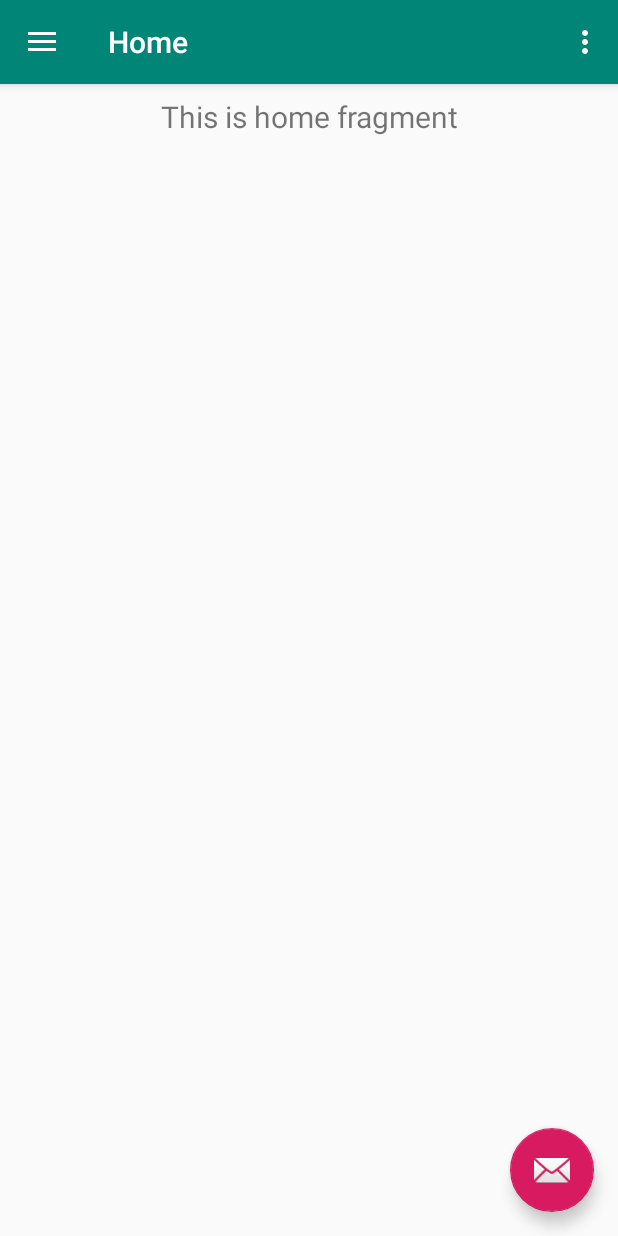
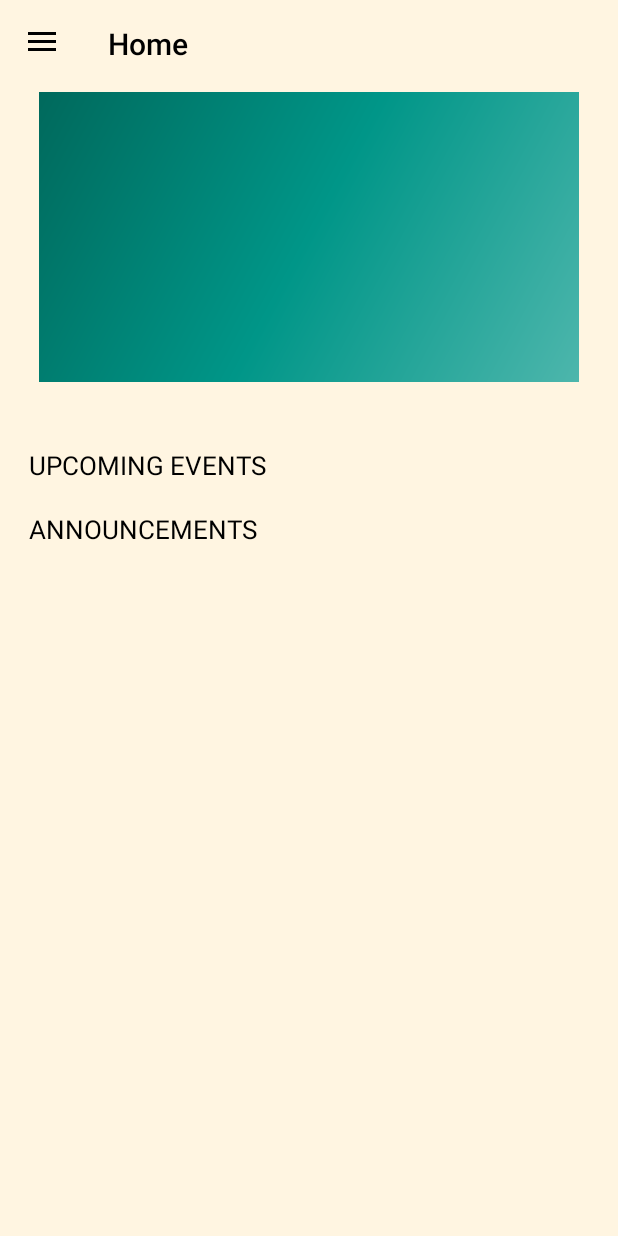
Before and after one commit to vineeth-vk11/ATMOS, an Android app: the screen it shows after launch (MainActivity), on a phone screen of 412 x 824 dp. Run offline under Robolectric (Android 15) with nearby library versions, the phone set to English and light mode, and no system bars; our stand-ins replace navigation-ui.

Commit message:
Added two recycler views for upcoming events and announcements on home screen along with image view

```diff
--- a/app/build.gradle
+++ b/app/build.gradle
@@ -5,7 +5,7 @@ android {
     buildToolsVersion "29.0.2"
     defaultConfig {
         applicationId "com.example.atmos"
-        minSdkVersion 22
+        minSdkVersion 23
         targetSdkVersion 29
         versionCode 1
         versionName "1.0"
@@ -27,8 +27,9 @@ dependencies {
     implementation 'androidx.constraintlayout:constraintlayout:1.1.3'
     implementation 'androidx.navigation:navigation-fragment:2.1.0'
     implementation 'androidx.navigation:navigation-ui:2.1.0'
-    implementation 'androidx.lifecycle:lifecycle-extensions:2.0.0'
+    implementation 'androidx.lifecycle:lifecycle-extensions:2.1.0'
     testImplementation 'junit:junit:4.12'
     androidTestImplementation 'androidx.test:runner:1.2.0'
     androidTestImplementation 'androidx.test.espresso:espresso-core:3.2.0'
+    implementation "androidx.recyclerview:recyclerview:1.0.0"
 }
--- a/app/src/main/AndroidManifest.xml
+++ b/app/src/main/AndroidManifest.xml
@@ -12,6 +12,7 @@
         <activity
             android:name=".MainActivity"
             android:label="@string/app_name"
+            android:screenOrientation="portrait"
             android:theme="@style/AppTheme.NoActionBar">
             <intent-filter>
                 <action android:name="android.intent.action.MAIN" />
--- a/app/src/main/java/com/example/atmos/MainActivity.java
+++ b/app/src/main/java/com/example/atmos/MainActivity.java
@@ -31,14 +31,7 @@ public class MainActivity extends AppCompatActivity {
         setContentView(R.layout.activity_main);
         Toolbar toolbar = findViewById(R.id.toolbar);
         setSupportActionBar(toolbar);
-        FloatingActionButton fab = findViewById(R.id.fab);
-        fab.setOnClickListener(new View.OnClickListener() {
-            @Override
-            public void onClick(View view) {
-                Snackbar.make(view, "Replace with your own action", Snackbar.LENGTH_LONG)
-                        .setAction("Action", null).show();
-            }
-        });
+
         DrawerLayout drawer = findViewById(R.id.drawer_layout);
         NavigationView navigationView = findViewById(R.id.nav_view);
         // Passing each menu ID as a set of Ids because each
@@ -54,13 +47,6 @@ public class MainActivity extends AppCompatActivity {
     }
 
     @Override
-    public boolean onCreateOptionsMenu(Menu menu) {
-        // Inflate the menu; this adds items to the action bar if it is present.
-        getMenuInflater().inflate(R.menu.main, menu);
-        return true;
-    }
-
-    @Override
     public boolean onSupportNavigateUp() {
         NavController navController = Navigation.findNavController(this, R.id.nav_host_fragment);
         return NavigationUI.navigateUp(navController, mAppBarConfiguration)
--- /dev/null
+++ b/app/src/main/java/com/example/atmos/ui/home/EventAdapter.java
@@ -0,0 +1,64 @@
+package com.example.atmos.ui.home;
+
+import android.content.Context;
+import android.text.Layout;
+import android.view.LayoutInflater;
+import android.view.View;
+import android.view.ViewGroup;
+import android.widget.TextView;
+
+import androidx.annotation.NonNull;
+import androidx.recyclerview.widget.RecyclerView;
+
+import com.example.atmos.R;
+
+import org.w3c.dom.Text;
+
+import java.util.ArrayList;
+
+class EventAdapter extends RecyclerView.Adapter<EventAdapter.ViewHolder> {
+
+    private ArrayList<Event> mEvents;
+
+    EventAdapter(ArrayList<Event> events) {
+        mEvents = events;
+    }
+
+    @NonNull
+    @Override
+    public ViewHolder onCreateViewHolder(@NonNull ViewGroup parent, int viewType) {
+        LayoutInflater inflater = LayoutInflater.from(parent.getContext());
+
+        View eventView = inflater.inflate(R.layout.list_item_upcomming_events, parent, false);
+
+        ViewHolder viewHolder = new ViewHolder(eventView);
+        return viewHolder;
+    }
+
+    @Override
+    public void onBindViewHolder(@NonNull ViewHolder holder, int position) {
+        Event curEvent = mEvents.get(position);
+        TextView eventName = holder.eventName;
+        TextView eventDateAndTime = holder.eventDateAndTime;
+        eventName.setText(curEvent.getEventName());
+        eventDateAndTime.setText(curEvent.getEventDateAndTime());
+    }
+
+    @Override
+    public int getItemCount() {
+        return mEvents.size();
+    }
+
+    class ViewHolder extends RecyclerView.ViewHolder {
+        TextView eventName;
+        TextView eventDateAndTime;
+
+        public ViewHolder(View itemView) {
+            super(itemView);
+            eventName = itemView.findViewById(R.id.event_primary_header_text_view);
+            eventDateAndTime = itemView.findViewById(R.id.event_secondary_header_text_view);
+        }
+
+    }
+
+}
--- a/app/src/main/java/com/example/atmos/ui/home/HomeFragment.java
+++ b/app/src/main/java/com/example/atmos/ui/home/HomeFragment.java
@@ -11,8 +11,12 @@ import androidx.annotation.NonNull;
 import androidx.fragment.app.Fragment;
 import androidx.lifecycle.Observer;
 import androidx.lifecycle.ViewModelProviders;
+import androidx.recyclerview.widget.LinearLayoutManager;
+import androidx.recyclerview.widget.RecyclerView;
 
 import com.example.atmos.R;
+
+import java.util.ArrayList;
 
 public class HomeFragment extends Fragment {
 
@@ -20,16 +24,32 @@ public class HomeFragment extends Fragment {
 
     public View onCreateView(@NonNull LayoutInflater inflater,
                              ViewGroup container, Bundle savedInstanceState) {
-        homeViewModel =
-                ViewModelProviders.of(this).get(HomeViewModel.class);
-        View root = inflater.inflate(R.layout.fragment_home, container, false);
-        final TextView textView = root.findViewById(R.id.text_home);
-        homeViewModel.getText().observe(this, new Observer<String>() {
-            @Override
-            public void onChanged(@Nullable String s) {
-                textView.setText(s);
-            }
-        });
-        return root;
+        homeViewModel = ViewModelProviders.of(this).get(HomeViewModel.class);
+        View rootView = inflater.inflate(R.layout.fragment_home, container, false);
+
+        ArrayList<Event> upcomingEvents = new ArrayList<>();
+        //TODO: Get announcements from API call and store them in this array
+
+
+        ArrayList<Event> announcements = new ArrayList<>();
+        //TODO: Get announcements from API call and store them in this array
+
+
+        RecyclerView upcomingEventRecycler = rootView.findViewById(R.id.upcoming_events_recycler_view);
+        RecyclerView announcementRecycler = rootView.findViewById(R.id.announcements_recycler_view);
+
+        EventAdapter upcomingEventsAdapter = new EventAdapter(upcomingEvents);
+        EventAdapter announcementAdapter = new EventAdapter(announcements);
+
+        upcomingEventRecycler.setAdapter(upcomingEventsAdapter);
+        announcementRecycler.setAdapter(announcementAdapter);
+
+        upcomingEventRecycler.setLayoutManager(new LinearLayoutManager(rootView.getContext()));
+        announcementRecycler.setLayoutManager(new LinearLayoutManager(rootView.getContext()));
+
+        upcomingEventRecycler.setNestedScrollingEnabled(false);
+        announcementRecycler.setNestedScrollingEnabled(false);
+
+        return rootView;
     }
 }
--- a/app/src/main/res/layout/app_bar_main.xml
+++ b/app/src/main/res/layout/app_bar_main.xml
@@ -9,25 +9,19 @@
     <com.google.android.material.appbar.AppBarLayout
         android:layout_width="match_parent"
         android:layout_height="wrap_content"
+        app:elevation="0dp"
         android:theme="@style/AppTheme.AppBarOverlay">
 
         <androidx.appcompat.widget.Toolbar
             android:id="@+id/toolbar"
             android:layout_width="match_parent"
-            android:layout_height="?attr/actionBarSize"
-            android:background="?attr/colorPrimary"
+            android:layout_height="58dp"
+            android:background="@color/background"
+            app:titleTextColor="@color/textColor"
             app:popupTheme="@style/AppTheme.PopupOverlay" />
 
     </com.google.android.material.appbar.AppBarLayout>
 
     <include layout="@layout/content_main" />
 
-    <com.google.android.material.floatingactionbutton.FloatingActionButton
-        android:id="@+id/fab"
-        android:layout_width="wrap_content"
-        android:layout_height="wrap_content"
-        android:layout_gravity="bottom|end"
-        android:layout_margin="@dimen/fab_margin"
-        app:srcCompat="@android:drawable/ic_dialog_email" />
-
 </androidx.coordinatorlayout.widget.CoordinatorLayout>
--- a/app/src/main/res/layout/content_main.xml
+++ b/app/src/main/res/layout/content_main.xml
@@ -2,6 +2,7 @@
 <androidx.constraintlayout.widget.ConstraintLayout xmlns:android="http://schemas.android.com/apk/res/android"
     xmlns:app="http://schemas.android.com/apk/res-auto"
     xmlns:tools="http://schemas.android.com/tools"
+    android:background="@color/background"
     android:layout_width="match_parent"
     android:layout_height="match_parent"
     app:layout_behavior="@string/appbar_scrolling_view_behavior"
--- a/app/src/main/res/layout/fragment_home.xml
+++ b/app/src/main/res/layout/fragment_home.xml
@@ -1,19 +1,79 @@
 <?xml version="1.0" encoding="utf-8"?>
 <androidx.constraintlayout.widget.ConstraintLayout xmlns:android="http://schemas.android.com/apk/res/android"
     xmlns:app="http://schemas.android.com/apk/res-auto"
+    xmlns:tools="http://schemas.android.com/tools"
     android:layout_width="match_parent"
     android:layout_height="match_parent">
 
-    <TextView
-        android:id="@+id/text_home"
+
+        <ImageView
+            android:id="@+id/homeImageView"
+            android:layout_width="360dp"
+            android:layout_height="193dp"
+            android:layout_marginStart="19dp"
+            android:layout_marginTop="3dp"
+            android:layout_marginEnd="19dp"
+            android:scaleType="centerCrop"
+            app:layout_constraintEnd_toEndOf="parent"
+            app:layout_constraintStart_toStartOf="parent"
+            app:layout_constraintTop_toTopOf="parent"
+            android:src="@drawable/side_nav_bar"/>
+
+    <ScrollView
         android:layout_width="match_parent"
-        android:layout_height="wrap_content"
-        android:layout_marginStart="8dp"
-        android:layout_marginTop="8dp"
-        android:layout_marginEnd="8dp"
-        android:textAlignment="center"
-        android:textSize="20sp"
+        android:layout_height="0dp"
+        android:layout_marginStart="16dp"
+        android:layout_marginTop="43dp"
+        android:layout_marginEnd="16dp"
+        android:scrollbars="none"
+        app:layout_constraintBottom_toBottomOf="parent"
         app:layout_constraintEnd_toEndOf="parent"
         app:layout_constraintStart_toStartOf="parent"
-        app:layout_constraintTop_toTopOf="parent" />
+        app:layout_constraintTop_toBottomOf="@id/homeImageView"
+        app:layout_constraintVertical_bias="0.0">
+
+        <LinearLayout
+            android:layout_width="match_parent"
+            android:layout_height="match_parent"
+            android:orientation="vertical">
+
+            <TextView
+                android:id="@+id/textView2"
+                android:layout_width="wrap_content"
+                android:layout_height="wrap_content"
+                android:layout_marginStart="3dp"
+                android:text="@string/upcoming_events"
+                android:textAllCaps="true"
+                android:textColor="@color/textColor"
+                android:textSize="17sp" />
+
+            <androidx.recyclerview.widget.RecyclerView
+                android:id="@+id/upcoming_events_recycler_view"
+                android:layout_width="match_parent"
+                android:layout_height="wrap_content"
+                android:layout_marginTop="9dp" />
+
+            <TextView
+                android:id="@+id/textView3"
+                android:layout_width="wrap_content"
+                android:layout_height="wrap_content"
+                android:layout_marginStart="3dp"
+                android:layout_marginTop="9dp"
+                android:text="@string/announcements"
+                android:textAllCaps="true"
+                android:textColor="@color/textColor"
+                android:textSize="17sp" />
+
+            <androidx.recyclerview.widget.RecyclerView
+                android:id="@+id/announcements_recycler_view"
+                android:layout_width="match_parent"
+                android:layout_height="wrap_content"
+                android:layout_marginTop="9dp" />
+
+        </LinearLayout>
+
+    </ScrollView>
+
+
+
 </androidx.constraintlayout.widget.ConstraintLayout>
--- a/app/src/main/res/menu/main.xml
+++ /dev/null
@@ -1,9 +0,0 @@
-<?xml version="1.0" encoding="utf-8"?>
-<menu xmlns:android="http://schemas.android.com/apk/res/android"
-    xmlns:app="http://schemas.android.com/apk/res-auto">
-    <item
-        android:id="@+id/action_settings"
-        android:orderInCategory="100"
-        android:title="@string/action_settings"
-        app:showAsAction="never" />
-</menu>
--- a/app/src/main/res/values/colors.xml
+++ b/app/src/main/res/values/colors.xml
@@ -1,6 +1,12 @@
 <?xml version="1.0" encoding="utf-8"?>
 <resources>
-    <color name="colorPrimary">#008577</color>
-    <color name="colorPrimaryDark">#00574B</color>
-    <color name="colorAccent">#D81B60</color>
+    <color name="colorPrimary">#FFF5E1</color>
+    <color name="colorPrimaryDark">#FFF5E1</color>
+    <color name="colorAccent">#4B2727</color>
+    <color name="background">#FFF5E1</color>
+    <color name="backgroundDark">#F4E7D4</color>
+    <color name="secondary">#4B2727</color>
+    <color name="textColor">#000000</color>
+    <color name="textSecondary">#4B2727</color>
+    <color name="drawerArrowColor">#000000</color>
 </resources>
--- a/app/src/main/res/values/strings.xml
+++ b/app/src/main/res/values/strings.xml
@@ -16,6 +16,9 @@
     <string name="menu_map">Campus Map</string>
     <string name="menu_notifications">Notifications</string>
 
+    <string name="upcoming_events">Upcoming events</string>
+    <string name="announcements">Announcements</string>
+
     <!-- TODO: Remove or change this placeholder text -->
     <string name="hello_blank_fragment">Hello blank fragment</string>
 </resources>
--- a/app/src/main/res/values/styles.xml
+++ b/app/src/main/res/values/styles.xml
@@ -6,6 +6,8 @@
         <item name="colorPrimary">@color/colorPrimary</item>
         <item name="colorPrimaryDark">@color/colorPrimaryDark</item>
         <item name="colorAccent">@color/colorAccent</item>
+        <item name="drawerArrowStyle">@style/DrawerArrowStyle</item>
+        <item name="android:windowLightStatusBar">true</item>
     </style>
 
     <style name="AppTheme.NoActionBar">
@@ -13,8 +15,15 @@
         <item name="windowNoTitle">true</item>
     </style>
 
-    <style name="AppTheme.AppBarOverlay" parent="ThemeOverlay.AppCompat.Dark.ActionBar" />
+    <style name="AppTheme.AppBarOverlay" parent="ThemeOverlay.AppCompat.Dark.ActionBar">
+
+    </style>
 
     <style name="AppTheme.PopupOverlay" parent="ThemeOverlay.AppCompat.Light" />
 
+    <style name="DrawerArrowStyle" parent="@style/Widget.AppCompat.DrawerArrowToggle">
+        <item name="spinBars">true</item>
+        <item name="color">@color/drawerArrowColor</item>
+    </style>
+
 </resources>
--- a/build.gradle
+++ b/build.gradle
@@ -7,7 +7,7 @@ buildscript {
 
     }
     dependencies {
-        classpath 'com.android.tools.build:gradle:3.5.0'
+        classpath 'com.android.tools.build:gradle:3.5.1'
 
         // NOTE: Do not place your application dependencies here; they belong
         // in the individual module build.gradle files
@@ -18,7 +18,6 @@ allprojects {
     repositories {
         google()
         jcenter()
-
     }
 }
 
```
Also changed, not shown: app/src/main/java/com/example/atmos/ui/home/Event.java (added, +20 -0 lines), app/src/main/res/layout/list_item_upcomming_events.xml (added, +49 -0 lines), app/src/main/res/drawable-v24/home_image.png (added), app/src/main/res/drawable/home_image.png (added).
